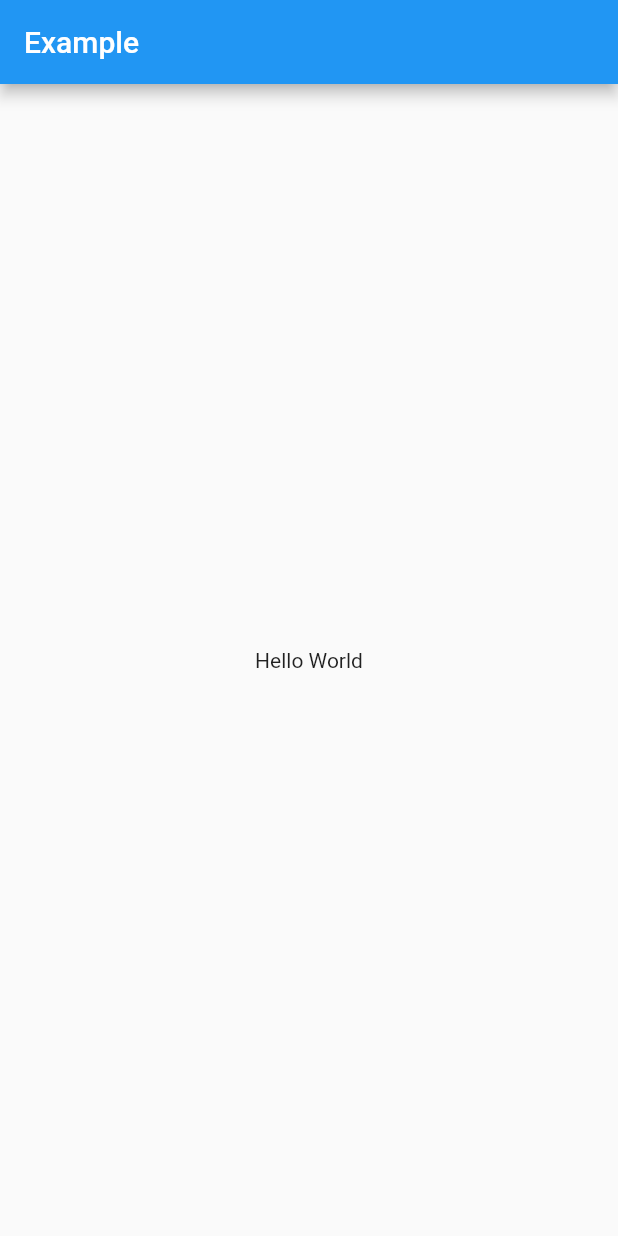
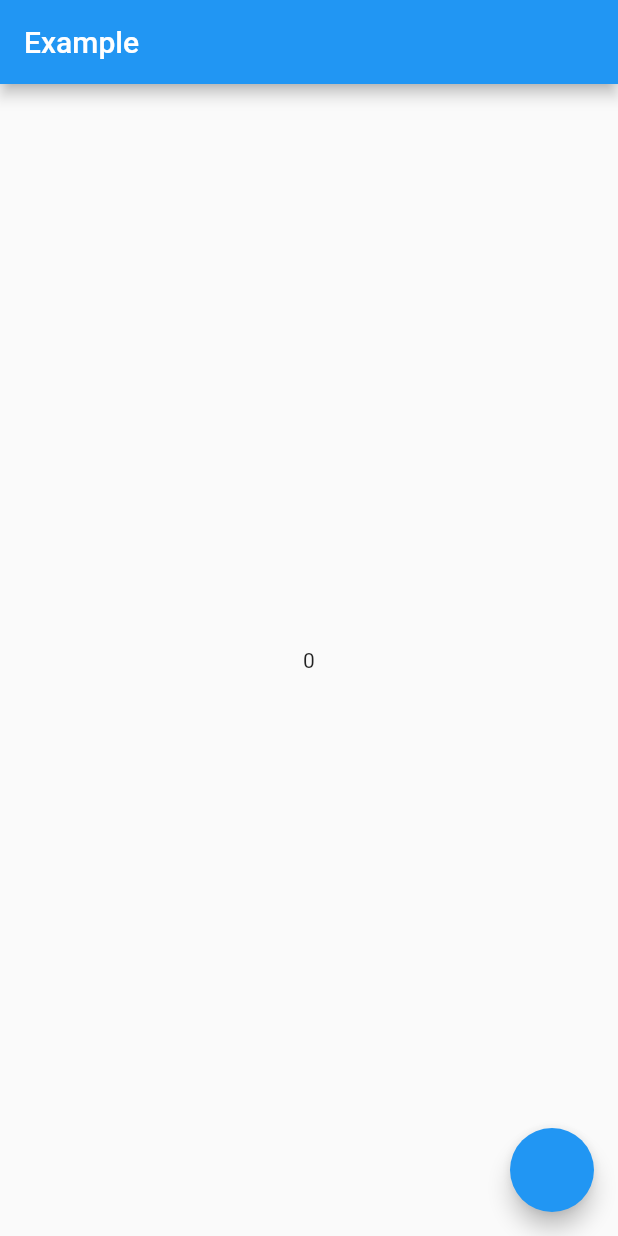
Before and after one commit to ito-a/flutter_practice, a Flutter app: the screen it shows after launch, on a phone screen of 412 x 824 dp. Run offline on Flutter 3.47's test engine with Material 2 defaults, Android fonts, the phone set to English and light mode, and no system bars; our stand-ins replace flutter_riverpod.

Commit message:
ref.readを使ってみる

```diff
--- a/lib/main.dart
+++ b/lib/main.dart
@@ -7,20 +7,35 @@ void main() {
   runApp(const ProviderScope(child: MyApp()));
 }
 
+// ref.listenを使ってみる
+final counterProvider = StateNotifierProvider<Counter2, int>((_) => Counter2());
+
+class Counter2 extends StateNotifier<int> {
+  Counter2() : super(0);
+
+  void increment() {
+    state = 1;
+  }
+}
+
 class MyApp extends ConsumerWidget {
   const MyApp({Key? key}) : super(key: key);
 
   @override
   Widget build(BuildContext context, WidgetRef ref) {
-    final String value = ref.watch(helloWorldProvider);
-
+    final test = ref.watch(counterProvider);
     return MaterialApp(
       home: Scaffold(
         appBar: AppBar(
           title: const Text('Example'),
         ),
         body: Center(
-          child: Text(value),
+          child: Text(test.toString()),
+        ),
+        floatingActionButton: FloatingActionButton(
+          onPressed: () {
+            ref.read(counterProvider.notifier).increment();
+          },
         ),
       ),
     );
```
